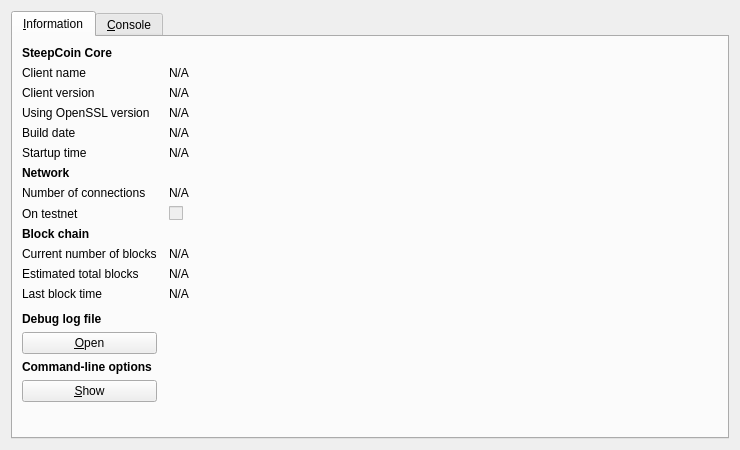
Above: src/qt/forms/rpcconsole.ui from Steepdev/SteepCoin before the change. Below: the same form after it.
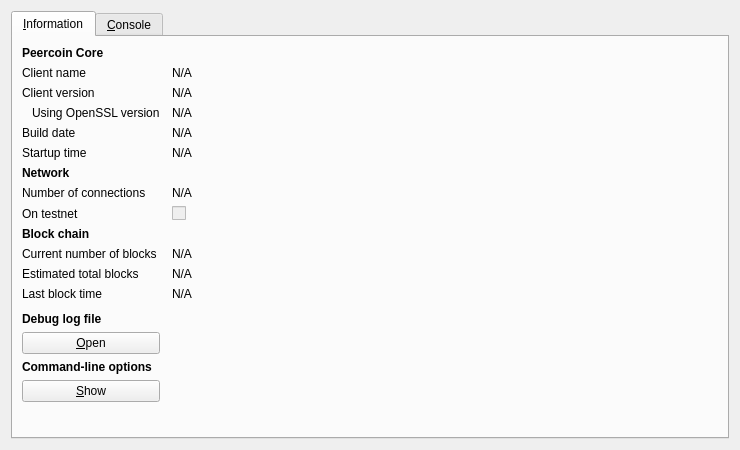
That is the form after the change. Icons and pictures are not drawn.

```diff
--- a/src/qt/forms/rpcconsole.ui
+++ b/src/qt/forms/rpcconsole.ui
@@ -36,7 +36,7 @@
           </font>
          </property>
          <property name="text">
-          <string>SteepCoin Core</string>
+          <string>Peercoin Core</string>
          </property>
         </widget>
        </item>
@@ -91,9 +91,6 @@
          <property name="text">
           <string>Using OpenSSL version</string>
          </property>
-         <property name="alignment">
-          <set>Qt::AlignJustify|Qt::AlignVCenter</set>
-         </property>
          <property name="indent">
           <number>10</number>
          </property>
```
Left out of the diff: 12 changed lines with no effect on the pictures.
